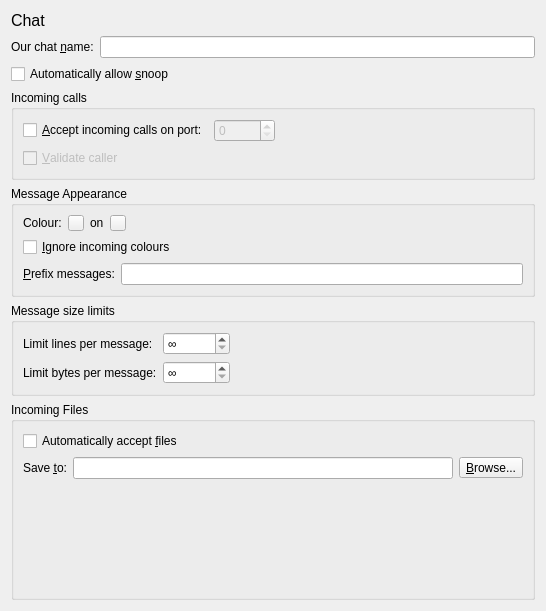
The window that smushclient-qt/cpp/ui/prefs/chat.ui (jnbooth/smushclient) describes before a commit, drawn with Qt 5.
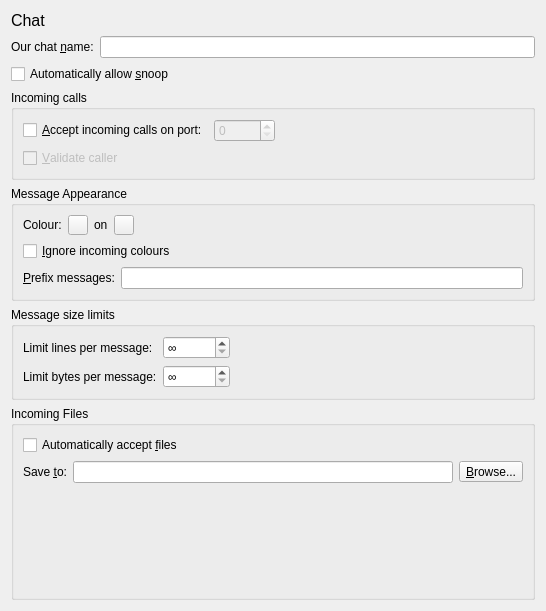
The same window after the commit. Icons and pictures are not drawn. Custom widgets are drawn as their Qt base class.

Patch:
```diff
--- a/smushclient-qt/cpp/ui/prefs/chat.ui
+++ b/smushclient-qt/cpp/ui/prefs/chat.ui
@@ -137,8 +137,8 @@
          <widget class="ColorPickerButton" name="ChatColorsForeground">
           <property name="maximumSize">
            <size>
-            <width>16</width>
-            <height>16</height>
+            <width>20</width>
+            <height>20</height>
            </size>
           </property>
          </widget>
@@ -154,8 +154,8 @@
          <widget class="ColorPickerButton" name="ChatColorsBackground">
           <property name="maximumSize">
            <size>
-            <width>16</width>
-            <height>16</height>
+            <width>20</width>
+            <height>20</height>
            </size>
           </property>
          </widget>
```
